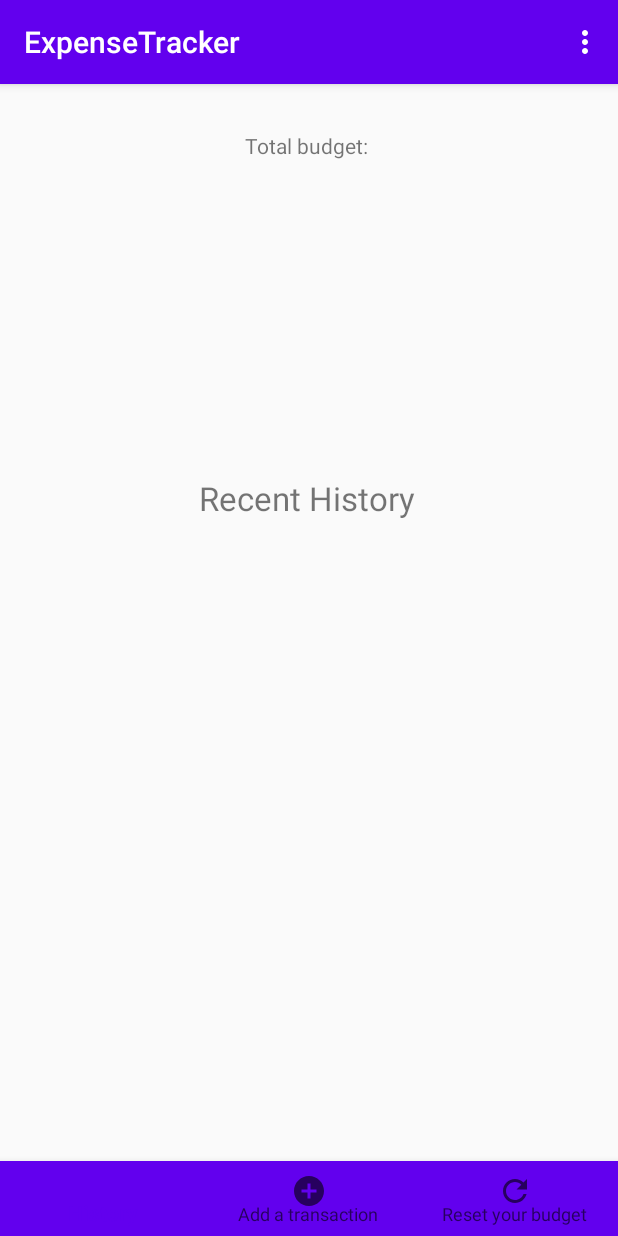
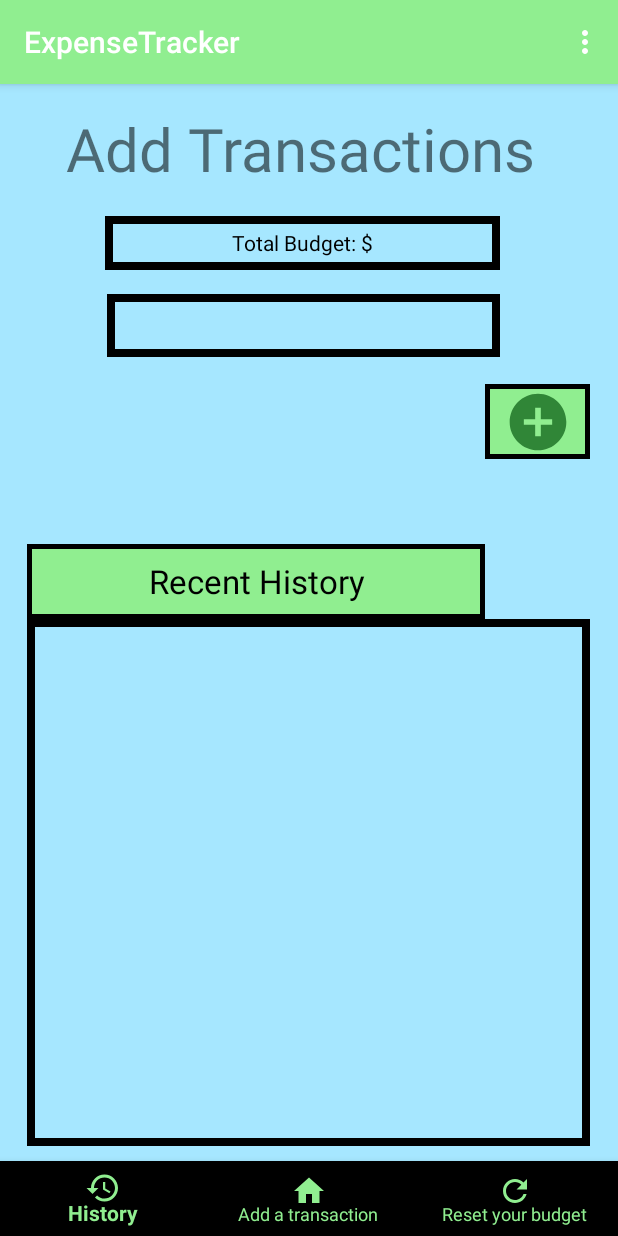
Before and after one commit to Elef1/cmsc436-final, an Android app: the screen it shows after launch (MainScreen), after a tap on "CONFIRM", on a phone screen of 412 x 824 dp. Run offline under Robolectric (Android 15) with nearby library versions, the light colour scheme and no system bars.

Commit message:
cleaned up code a bit

```diff
--- a/ExpenseTracker/app/src/main/java/com/example/expensetracker/MainActivity.kt
+++ b/ExpenseTracker/app/src/main/java/com/example/expensetracker/MainActivity.kt
@@ -5,60 +5,49 @@ import android.content.Intent
 import android.content.SharedPreferences
 import androidx.appcompat.app.AppCompatActivity
 import android.os.Bundle
-import android.util.Log
 import android.widget.Button
 import android.widget.EditText
 
+// This is the activity that opens when no budget has been entered in the app yet.
+// It is the first screen a new user sees.
+// This is also the screen that opens whenever the user resets their budget.
+
 lateinit var sharedpreferences: SharedPreferences
 
-// Main activity is the screen that opens when no amount has been entered in the app,
-// hence the first screen. This can and probably will change as we continue
 class MainActivity : AppCompatActivity() {
+
+    companion object {
+        private const val AMOUNT = "amount"
+    }
+
     override fun onCreate(savedInstanceState: Bundle?) {
         super.onCreate(savedInstanceState)
+        setContentView(R.layout.activity_main)
 
-        var enterYourBudgetTxt: EditText? = null
-        var confirmBtn: Button? = null
+        val enterYourBudgetTxt: EditText = findViewById(R.id.enterBudget)
+        val confirmBtn: Button = findViewById(R.id.btnSave)
 
-        //Get amount if stored in preferences
+        // Get the budget amount if it is stored in preferences.
         sharedpreferences = getPreferences(Context.MODE_PRIVATE)
-        val amountStored = sharedpreferences.getString(Amount, "").toString()
-        //If an amount was stored, go into main screen straight away.
-        //This will change later on, just a current skeleton
+        val amountStored = sharedpreferences.getString(AMOUNT, "").toString()
+
+        // If an amount was stored, go to the home screen right away.
         if (amountStored != "") {
             val intent = Intent(this, MainScreen::class.java)
-            intent.putExtra(Amount, amountStored)
+            intent.putExtra(AMOUNT, amountStored)
             startActivity(intent)
-            Log.i("TAG", "Testing1")
-        } else {
-
-            Log.i("TAG", "Testing2")
-
         }
 
-        setContentView(R.layout.activity_main)
-        //Get reference to btn and txt on activity_main screen
-        enterYourBudgetTxt = findViewById(R.id.enterBudget)
-        confirmBtn = findViewById(R.id.btnSave)
+        // Confirms amount for budget, saves it to preferences, and goes to home screen.
+        confirmBtn.setOnClickListener {
+            val editor = sharedpreferences.edit()
+            val amount = enterYourBudgetTxt.text.toString()
+            editor.putString(AMOUNT, amount)
+            editor.apply()
 
-        Log.i("TAG", "Testing3")
-
-
-        //ConfirmBtn on screen. Confirms amount for budget and saves it in preferences
-        confirmBtn?.setOnClickListener {
-            val editor = sharedpreferences.edit()
-            val amount = enterYourBudgetTxt?.text.toString()
-            editor.putString(Amount, amount)
-            editor.apply()
             val intent = Intent(this, MainScreen::class.java)
-            intent.putExtra(Amount, amount)
+            intent.putExtra(AMOUNT, amount)
             startActivity(intent)
         }
     }
-
-    companion object {
-        val Amount = "Amount"
-        val totalAmount = "totalAmount"
-    }
-
 }
--- a/ExpenseTracker/app/src/main/java/com/example/expensetracker/MainScreen.kt
+++ b/ExpenseTracker/app/src/main/java/com/example/expensetracker/MainScreen.kt
@@ -6,64 +6,64 @@ import android.os.Bundle
 import android.util.Log
 import android.view.Menu
 import android.view.MenuItem
-import android.widget.BaseAdapter
-import android.widget.ListView
-import android.widget.TextView
+import android.widget.*
 import androidx.appcompat.app.AppCompatActivity
 import com.google.android.material.bottomnavigation.BottomNavigationView
 import java.io.*
 import java.text.ParseException
 
-// Add a search option to categorize things purchased(optional)
-// progress bar for the budget as it goes so it doesn't look empty(at the end)
-// A lot of bugs, especially when saving/loading old info. I was adjusting that and the dialog,
-// but I stopped there for now. Just a skeleton to get us started before the thanksgiving break.
-// Save the values placed in the dialog and save into the list(not done yet, stopped midway)
-// Code for save/load I got from Lab4.
+// This is the app's main screen. It shows the user their total budget, remaining budget, and
+// a history of their most recent transactions (not full history).
+// Here the user can enter new transactions, check their full history, and reset their budget.
 
-// This is the main screen after the "MainActivity" screen. Here we see the budget and
-// latest transactions only, not the full history
-
-//var list = arrayListOf<Transaction>()
-var list = ArrayList<Transaction>()
-
-lateinit var mAdapter: BaseAdapter
-private var transactionEntered: String? = null
-private var amountEntered: String? = null
-lateinit var budget: TextView
-lateinit var totalBudget: TextView
-
+val list = ArrayList<Transaction>()
 
 class MainScreen : AppCompatActivity(), TransactionDialog.ExampleDialogListener {
+
+    private lateinit var mAdapter: BaseAdapter
+    private lateinit var budget: TextView
+
+    companion object {
+        private const val AMOUNT = "amount"
+        private const val BUDGET = "budget"
+        private const val FILE_NAME = "ExpenseTrackerData.txt"
+    }
+
     override fun onCreate(savedInstanceState: Bundle?) {
         super.onCreate(savedInstanceState)
         setContentView(R.layout.activity_main_screen)
-        totalBudget = findViewById(R.id.totalBudgt)
-        var currentBudget = intent.getStringExtra("Amount").toString()//can be used as total budget
-        Log.i("TAG", "Currentbudget: $currentBudget")
 
-        //If we enter we, we have updated current budget, hence update the previous budget and
-        //clear the adapter.
-        if(currentBudget != sharedpreferences.getString("totalAmount", "").toString()) {
+        sharedpreferences = getPreferences(Context.MODE_PRIVATE)
+        budget = findViewById(R.id.yourBdgt)
+
+        val totalBudget: TextView = findViewById(R.id.totalBudgt)
+        val mListView = findViewById<ListView>(R.id.listView)
+        val currentBudget = intent.getStringExtra(AMOUNT).toString()
+
+        // If the total budget has changed, update the budget and clear Transaction history.
+        if (currentBudget != sharedpreferences.getString(BUDGET, "").toString()) {
             val editor = sharedpreferences.edit()
-            editor.putString("totalAmount", currentBudget)
+            editor.putString(BUDGET, currentBudget)
             editor.apply()
-            Log.i("TAG", "Currentbudget: $currentBudget")
-            Log.i("TAG", "sharedpref: ${sharedpreferences.getString("totalAmount", "").toString()}")
             list.clear()
             deleteHistory()
         }
 
-        totalBudget.text = "Total budget: $currentBudget"
-        //Gets budget from previous activity stored in the intent
-        budget = findViewById<TextView>(R.id.yourBdgt)
-        budget.text = intent.getStringExtra("Amount").toString()
-        var mListView = findViewById<ListView>(R.id.listView)
+        val totalBudgetStr = "Total Budget: $$currentBudget"
+        totalBudget.text = totalBudgetStr
+        budget.text = currentBudget
 
-        //Stops scrolling on the main screen to only see the most recent ones that were added
+        // Stops scrolling on the home screen to only see the most recent Transactions
+        // that were added.
         mListView.isEnabled = false
         mAdapter = HistoryListAdapter(this, list)
         mListView.adapter = mAdapter
+
+        //transactionButton
+        val transButton = findViewById<ImageButton>(R.id.addTrans)
+        transButton.setOnClickListener {
+            addTransaction()
+        }
 
         // bottom navigation
         val bottomNavPane = findViewById<BottomNavigationView>(R.id.nav_menu)
@@ -74,7 +74,7 @@ class MainScreen : AppCompatActivity(), TransactionDialog.ExampleDialogListener
                     true
                 }
                 R.id.add -> {
-                    addTransaction()
+                    //addTransaction()
                     true
                 }
                 R.id.reset -> {
@@ -111,7 +111,7 @@ class MainScreen : AppCompatActivity(), TransactionDialog.ExampleDialogListener
         }
     }
 
-    //For some reason it doesn't work here. Not sure why, might relate to the list
+
     private fun transactionHistory() {
         val intent = Intent(this, History::class.java)
         val args = Bundle()
@@ -148,31 +148,18 @@ class MainScreen : AppCompatActivity(), TransactionDialog.ExampleDialogListener
         bud -= subtract
         budget.text = bud.toString()
 
-
-        transactionEntered = transaction.toString()
-        amountEntered = amount.toString()
-        Log.i("TAG", "Transaction: ${transaction.toString()} and  amount: ${amount.toString()}")
-//        list.add(Transaction(transactionEntered.toString(), amountEntered.toString()))
-        list.add(
-            Transaction(
-                "Transaction: ${transactionEntered.toString()}",
-                "$ ${amountEntered.toString()}"
-            )
-        )
+        val transactionEntered: String = transaction.toString()
+        val amountEntered: String = amount.toString()
+        list.add(Transaction(transactionEntered, "$${amountEntered}"))
         mAdapter.notifyDataSetChanged()
     }
 
-    //Change later, skeleton for now
+
     private fun resetBudget() {
         val editor = sharedpreferences.edit()
-        editor.putString("totalAmount", "")
+        editor.putString(BUDGET, "")
         editor.apply()
         finish()
-    }
-
-    companion object {
-        const val Amount = "amount"
-        private const val FILE_NAME = "ExpenseTrackerData.txt"
     }
 
     override fun onResume() {
@@ -185,6 +172,8 @@ class MainScreen : AppCompatActivity(), TransactionDialog.ExampleDialogListener
         super.onPause()
         saveItems()
     }
+
+    // Code for save/load from Lab 4.
 
     //Loads stored transactions and amounts
     private fun loadItems() {
--- /dev/null
+++ b/ExpenseTracker/app/src/main/res/drawable-anydpi/addition.xml
@@ -0,0 +1,11 @@
+<vector xmlns:android="http://schemas.android.com/apk/res/android"
+    android:width="45dp"
+    android:height="45dp"
+    android:viewportWidth="24"
+    android:viewportHeight="24"
+    android:tint="#186B21"
+    android:alpha="0.8">
+  <path
+      android:fillColor="@android:color/white"
+      android:pathData="M12,2C6.48,2 2,6.48 2,12s4.48,10 10,10 10,-4.48 10,-10S17.52,2 12,2zM17,13h-4v4h-2v-4L7,13v-2h4L11,7h2v4h4v2z"/>
+</vector>
--- /dev/null
+++ b/ExpenseTracker/app/src/main/res/drawable/borderlist.xml
@@ -0,0 +1,6 @@
+<?xml version="1.0" encoding="utf-8"?>
+<shape xmlns:android="http://schemas.android.com/apk/res/android">
+    <stroke
+        android:width="5dp"
+        android:color="@color/colorBlack" />
+</shape>
--- /dev/null
+++ b/ExpenseTracker/app/src/main/res/drawable/homeicon.xml
@@ -0,0 +1,10 @@
+<vector xmlns:android="http://schemas.android.com/apk/res/android"
+    android:width="24dp"
+    android:height="24dp"
+    android:viewportWidth="24"
+    android:viewportHeight="24"
+    android:tint="?attr/colorControlNormal">
+  <path
+      android:fillColor="@android:color/white"
+      android:pathData="M10,20v-6h4v6h5v-8h3L12,3 2,12h3v8z"/>
+</vector>
--- /dev/null
+++ b/ExpenseTracker/app/src/main/res/drawable/recentborder.xml
@@ -0,0 +1,8 @@
+<?xml version="1.0" encoding="utf-8"?>
+<shape xmlns:android="http://schemas.android.com/apk/res/android">
+    <solid android:color="@color/colorGreen" />
+    <stroke
+        android:width="3dp"
+        android:color="@color/colorBlack"
+        />
+</shape>
--- a/ExpenseTracker/app/src/main/res/layout/activity_main.xml
+++ b/ExpenseTracker/app/src/main/res/layout/activity_main.xml
@@ -4,28 +4,69 @@
     xmlns:tools="http://schemas.android.com/tools"
     android:layout_width="match_parent"
     android:layout_height="match_parent"
+    android:background="@color/colorGreen"
     tools:context=".MainActivity">
+
+
+    <ImageView
+        android:id="@+id/iconID"
+        android:layout_width="300dp"
+        android:layout_height="250dp"
+        android:layout_marginStart="52dp"
+        android:layout_marginTop="60dp"
+        android:background="@mipmap/ic_launcher"
+        android:padding="40dp"
+        android:paddingBottom="@dimen/cardview_compat_inset_shadow"
+        android:scaleType="centerCrop"
+        app:layout_constraintStart_toStartOf="parent"
+        app:layout_constraintTop_toTopOf="parent" />
+
+    <androidx.appcompat.widget.AppCompatTextView
+        android:layout_width="wrap_content"
+        android:layout_height="80dp"
+        android:layout_marginStart="108dp"
+        android:layout_marginTop="324dp"
+        android:fontFamily="sans-serif-condensed-medium"
+        android:text="Welcome!"
+        android:textSize="50sp"
+        app:layout_constraintStart_toStartOf="parent"
+        app:layout_constraintTop_toTopOf="parent" />
+
+    <androidx.appcompat.widget.AppCompatTextView
+        android:layout_width="300dp"
+        android:layout_height="100dp"
+        android:layout_marginStart="52dp"
+        android:layout_marginTop="400dp"
+        android:gravity="center"
+        android:text="This app will help you keep track of your monthly transactions. Lets start off by entering your monthly budget."
+        android:textSize="20sp"
+        app:layout_constraintStart_toStartOf="parent"
+        app:layout_constraintTop_toTopOf="parent" />
 
     <EditText
         android:id="@+id/enterBudget"
         android:layout_width="wrap_content"
         android:layout_height="wrap_content"
-        android:layout_marginTop="164dp"
+        android:layout_marginTop="540dp"
+        android:layout_marginEnd="100dp"
         android:ems="10"
-        android:hint="Enter your budget..."
+        android:hint="Enter here..."
         android:inputType="textPersonName"
+        android:textColor="@color/cardview_light_background"
+        android:textColorHighlight="@color/cardview_light_background"
+        android:textColorHint="@color/cardview_light_background"
         app:layout_constraintEnd_toEndOf="parent"
-        app:layout_constraintStart_toStartOf="parent"
         app:layout_constraintTop_toTopOf="parent" />
 
     <Button
         android:id="@+id/btnSave"
         android:layout_width="wrap_content"
         android:layout_height="wrap_content"
-        android:layout_marginTop="116dp"
+        android:layout_marginStart="160dp"
+        android:layout_marginTop="600dp"
         android:text="Confirm"
-        app:layout_constraintEnd_toEndOf="parent"
         app:layout_constraintStart_toStartOf="parent"
-        app:layout_constraintTop_toBottomOf="@+id/enterBudget" />
+        app:layout_constraintTop_toBottomOf="@+id/enterBudget"
+        app:layout_constraintTop_toTopOf="parent" />
 
 </androidx.constraintlayout.widget.ConstraintLayout>
--- a/ExpenseTracker/app/src/main/res/layout/activity_main_screen.xml
+++ b/ExpenseTracker/app/src/main/res/layout/activity_main_screen.xml
@@ -4,37 +4,85 @@
     xmlns:tools="http://schemas.android.com/tools"
     android:layout_width="match_parent"
     android:layout_height="match_parent"
+    android:background="@color/colorBlue"
     tools:context=".MainScreen">
 
     <TextView
+        android:layout_width="322dp"
+        android:layout_height="58dp"
+        android:layout_marginStart="44dp"
+        android:layout_marginTop="16dp"
+        android:text="Add Transactions"
+        android:textSize="40sp"
+        app:layout_constraintStart_toStartOf="parent"
+        app:layout_constraintTop_toTopOf="parent" />
+
+
+    <TextView
+        android:id="@+id/totalBudgt"
+        android:layout_width="263dp"
+        android:layout_height="36dp"
+        android:layout_marginTop="88dp"
+        android:background="@drawable/borderlist"
+        android:text="Total Monthly Budget"
+        android:gravity="center"
+        android:textColor="@color/colorBlack"
+        app:layout_constraintEnd_toEndOf="parent"
+        app:layout_constraintHorizontal_bias="0.472"
+        app:layout_constraintStart_toStartOf="parent"
+        app:layout_constraintTop_toTopOf="parent" />
+
+    <TextView
         android:id="@+id/yourBdgt"
-        android:layout_width="137dp"
-        android:layout_height="78dp"
-        android:layout_marginTop="38dp"
-        android:text="Your Budget"
+        android:layout_width="262dp"
+        android:layout_height="42dp"
+        android:layout_marginTop="140dp"
+        android:gravity="center"
+        android:background="@drawable/borderlist"
+        android:text="Your Current Amount"
+        android:textColor="@color/colorBlack"
         android:textSize="22sp"
         app:layout_constraintEnd_toEndOf="parent"
+        app:layout_constraintHorizontal_bias="0.476"
         app:layout_constraintStart_toStartOf="parent"
-        app:layout_constraintTop_toBottomOf="@+id/totalBudgt" />
+        app:layout_constraintTop_toTopOf="parent" />
+
 
     <TextView
         android:id="@+id/recentHistory"
-        android:layout_width="147dp"
-        android:layout_height="42dp"
-        android:layout_marginBottom="41dp"
+        android:layout_width="305dp"
+        android:layout_height="50dp"
+        android:background="@drawable/recentborder"
+        android:gravity="center"
         android:text="Recent History"
+        android:textColor="@color/colorBlack"
         android:textSize="22sp"
         app:layout_constraintBottom_toTopOf="@+id/listView"
         app:layout_constraintEnd_toEndOf="parent"
+        app:layout_constraintHorizontal_bias="0.169"
         app:layout_constraintStart_toStartOf="parent" />
+
+    <ImageButton
+        android:id="@+id/addTrans"
+        android:layout_width="70dp"
+        android:layout_height="50dp"
+        android:layout_marginTop="200dp"
+        android:background="@drawable/recentborder"
+        app:layout_constraintEnd_toEndOf="parent"
+        app:layout_constraintHorizontal_bias="0.0"
+        app:layout_constraintStart_toEndOf="@id/recentHistory"
+        app:layout_constraintTop_toTopOf="parent"
+        android:src="@drawable/addition" />
 
     <ListView
         android:id="@+id/listView"
-        android:layout_width="268dp"
+        android:layout_width="375dp"
         android:layout_height="351dp"
         android:layout_alignParentStart="true"
         android:layout_alignParentTop="true"
-        android:layout_marginBottom="72dp"
+        android:layout_marginBottom="60dp"
+        android:background="@drawable/borderlist"
+        android:textColor="@color/colorGreen"
         app:layout_constraintBottom_toBottomOf="parent"
         app:layout_constraintEnd_toEndOf="parent"
         app:layout_constraintHorizontal_bias="0.496"
@@ -44,20 +92,15 @@
         android:id="@+id/nav_menu"
         android:layout_width="match_parent"
         android:layout_height="50dp"
-        app:itemBackground="@color/colorPrimary"
+        app:itemBackground="@color/colorBlack"
+        app:itemTextColor="@color/colorGreen"
+        app:itemRippleColor="@color/colorGreen"
+        app:itemIconTint="@color/colorGreen"
         app:menu="@menu/menu_settings"
         app:layout_constraintStart_toEndOf="@+id/listView"
         app:layout_constraintBottom_toBottomOf="parent"
         />
 
-    <TextView
-        android:id="@+id/totalBudgt"
-        android:layout_width="wrap_content"
-        android:layout_height="wrap_content"
-        android:layout_marginTop="31dp"
-        android:text="TextView"
-        app:layout_constraintEnd_toEndOf="parent"
-        app:layout_constraintStart_toStartOf="parent"
-        app:layout_constraintTop_toTopOf="parent" />
+
 
 </androidx.constraintlayout.widget.ConstraintLayout>
--- a/ExpenseTracker/app/src/main/res/menu/menu_settings.xml
+++ b/ExpenseTracker/app/src/main/res/menu/menu_settings.xml
@@ -8,7 +8,7 @@
 
     <item android:id="@+id/add"
         android:enabled="true"
-        android:icon="@drawable/add_transaction_pic"
+        android:icon="@drawable/homeicon"
         android:title="Add a transaction" />
 
     <item android:id="@+id/reset"
--- a/ExpenseTracker/app/src/main/res/values/colors.xml
+++ b/ExpenseTracker/app/src/main/res/values/colors.xml
@@ -1,6 +1,9 @@
 <?xml version="1.0" encoding="utf-8"?>
 <resources>
-    <color name="colorPrimary">#6200EE</color>
+    <color name="colorPrimary">#90ee90</color>
     <color name="colorPrimaryDark">#3700B3</color>
     <color name="colorAccent">#03DAC5</color>
+    <color name="colorBlack">#000000</color>
+    <color name="colorGreen">#90ee90</color>
+    <color name="colorBlue">#a6e7ff</color>
 </resources>
```
Also changed, not shown: ExpenseTracker/app/src/main/res/drawable-hdpi/addition.png (added), ExpenseTracker/app/src/main/res/drawable-mdpi/addition.png (added), ExpenseTracker/app/src/main/res/drawable-xhdpi/addition.png (added), ExpenseTracker/app/src/main/res/drawable-xxhdpi/addition.png (added).
